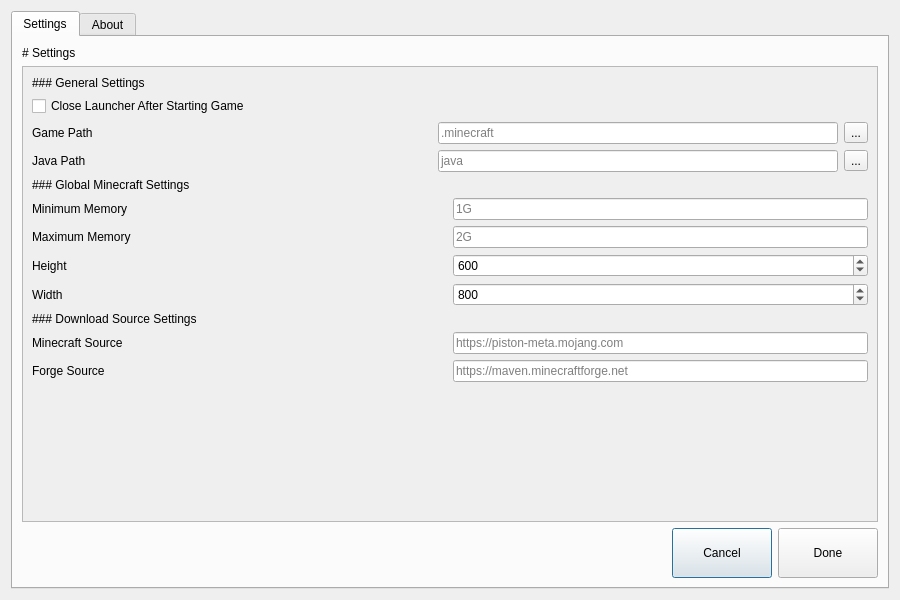
This is res/Settings.ui in constant-e/CEMCL as Qt 5 draws it before an edit. The edited form follows.
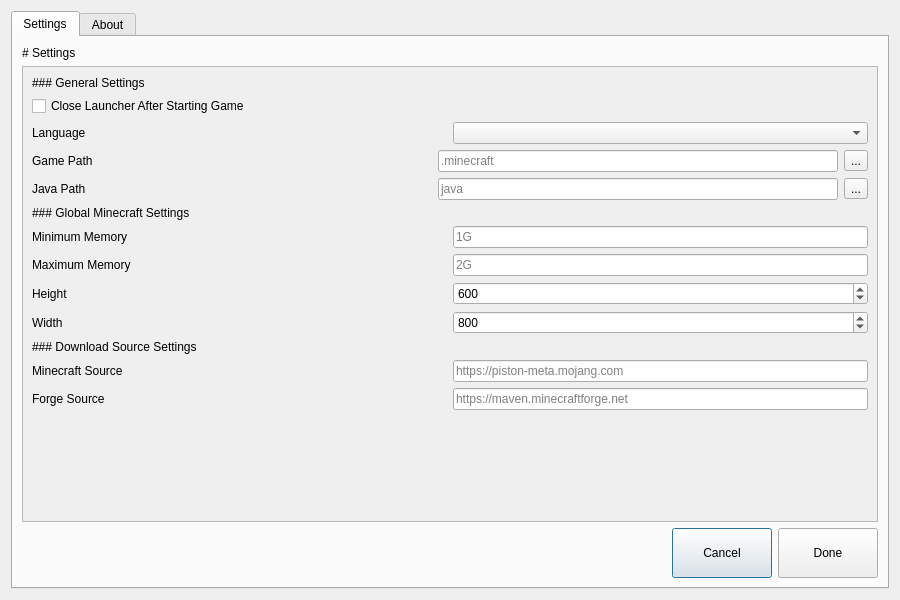
This is the edited form.

Patch:
```diff
--- a/res/Settings.ui
+++ b/res/Settings.ui
@@ -57,7 +57,7 @@
             <x>0</x>
             <y>0</y>
             <width>844</width>
-            <height>496</height>
+            <height>537</height>
            </rect>
           </property>
           <layout class="QVBoxLayout" name="verticalLayout_3">
@@ -96,6 +96,29 @@
              </property>
             </widget>
            </item>
+           <item>
+            <layout class="QHBoxLayout" name="LangHLayout">
+             <item>
+              <widget class="QLabel" name="LangLabel">
+               <property name="sizePolicy">
+                <sizepolicy hsizetype="Preferred" vsizetype="Preferred">
+                 <horstretch>0</horstretch>
+                 <verstretch>0</verstretch>
+                </sizepolicy>
+               </property>
+               <property name="locale">
+                <locale language="English" country="UnitedStates"/>
+               </property>
+               <property name="text">
+                <string>Language</string>
+               </property>
+              </widget>
+             </item>
+             <item>
+              <widget class="QComboBox" name="LangComboBox"/>
+             </item>
+            </layout>
+           </item>
            <item>
             <layout class="QHBoxLayout" name="MCHLayout">
              <item>
```
Left out of the diff: 2 changed lines with no effect on the pictures.
